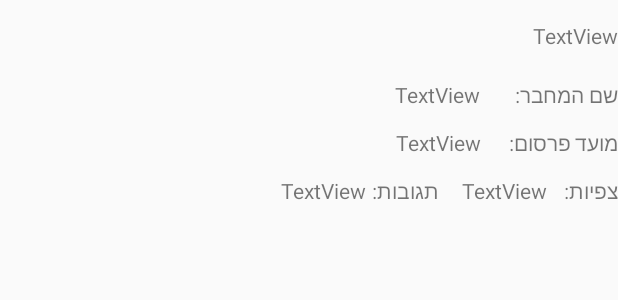
After one commit to aviad2342/ProjectLevApplication, an Android app: the layout articles_list.xml on its own in the app's theme, with its tools: preview values and no code run, on a phone screen of 412 x 824 dp. The commit adds this screen. Shown: the top 300 px of the screen. Run offline under Robolectric (Android 15) with nearby library versions, the phone set to English and light mode, and no system bars; network calls fail.

Commit message:
29.1 17:23

```diff
--- /dev/null
+++ b/app/src/main/res/layout/articles_list.xml
@@ -0,0 +1,102 @@
+<?xml version="1.0" encoding="utf-8"?>
+<LinearLayout xmlns:android="http://schemas.android.com/apk/res/android"
+    android:orientation="vertical" android:layout_width="match_parent"
+    android:layout_height="match_parent"
+    android:layoutDirection="rtl"
+    android:weightSum="1"
+    android:textDirection="rtl">
+
+    <TextView
+        android:text="TextView"
+        android:layout_width="match_parent"
+        android:layout_height="wrap_content"
+        android:id="@+id/articleName"
+        android:layout_weight="0.04"
+        android:textDirection="rtl"
+        android:gravity="center_vertical" />
+
+    <LinearLayout
+        android:orientation="horizontal"
+        android:layout_width="match_parent"
+        android:layout_height="32dp"
+        android:layoutDirection="rtl"
+        android:textDirection="rtl">
+
+        <TextView
+            android:text="שם המחבר:"
+            android:layout_width="match_parent"
+            android:layout_height="match_parent"
+            android:id="@+id/textView9"
+            android:gravity="center_vertical"
+            android:layout_weight="3.5" />
+
+        <TextView
+            android:text="TextView"
+            android:layout_width="match_parent"
+            android:layout_height="match_parent"
+            android:id="@+id/authorName"
+            android:gravity="center_vertical"
+            android:layout_weight="1" />
+
+    </LinearLayout>
+
+    <LinearLayout
+        android:orientation="horizontal"
+        android:layout_width="match_parent"
+        android:layout_height="32dp"
+        android:textDirection="rtl">
+
+        <TextView
+            android:text="TextView"
+            android:layout_width="match_parent"
+            android:layout_height="match_parent"
+            android:id="@+id/publishDate"
+            android:layout_weight="1"
+            android:gravity="center_vertical" />
+
+        <TextView
+            android:text="מועד פרסום:"
+            android:layout_width="match_parent"
+            android:layout_height="match_parent"
+            android:id="@+id/textView18"
+            android:layout_weight="3.5"
+            android:gravity="center_vertical" />
+    </LinearLayout>
+
+    <LinearLayout
+        android:orientation="horizontal"
+        android:layout_width="match_parent"
+        android:layout_height="31dp"
+        android:textDirection="rtl">
+
+        <TextView
+            android:text="TextView"
+            android:layout_width="match_parent"
+            android:layout_height="match_parent"
+            android:id="@+id/commentsNumber"
+            android:layout_weight="1"
+            android:gravity="center_vertical" />
+
+        <TextView
+            android:text="תגובות:"
+            android:layout_width="64dp"
+            android:layout_height="match_parent"
+            android:id="@+id/textView14"
+            android:gravity="center_vertical"
+            android:paddingRight="15dp" />
+
+        <TextView
+            android:text="TextView"
+            android:layout_width="wrap_content"
+            android:layout_height="match_parent"
+            android:id="@+id/viewsNumber"
+            android:gravity="center_vertical" />
+
+        <TextView
+            android:text="צפיות:"
+            android:layout_width="47dp"
+            android:layout_height="match_parent"
+            android:id="@+id/textView12"
+            android:gravity="center_vertical" />
+    </LinearLayout>
+</LinearLayout>
--- a/app/src/main/res/menu/main_menu.xml
+++ b/app/src/main/res/menu/main_menu.xml
@@ -8,8 +8,8 @@
         android:id="@+id/menu"
         android:icon="@drawable/ic_input_whit_24dp"
         android:showAsAction="always"
-        app:showAsAction="always"
-        android:orderInCategory="2">
+        android:orderInCategory="2"
+        app:showAsAction="always">
     <menu >
         <item android:title="חברי הקהילה"
             android:showAsAction="always|withText"
```
Also changed, not shown: app/src/main/AndroidManifest.xml (+8 -3 lines), app/src/main/java/app/projectlevapplication/viewComponents/ArticlesListActivity.java (added, +15 -0 lines), app/src/main/java/app/projectlevapplication/viewComponents/ArticlesListAdapter.java (added, +70 -0 lines), app/src/main/java/app/projectlevapplication/viewComponents/MembersListActivity.java (+12 -0 lines), app/src/main/res/layout/activity_articles_list.xml (added, +21 -0 lines).
